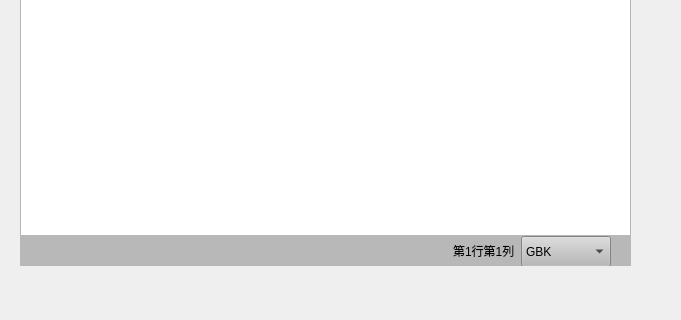
Old version of the form widget.ui in the repository 6yimin/noteBook; both pictures show x 0 to 681 and y 215 to 535 of the 681 by 535 pixel window.
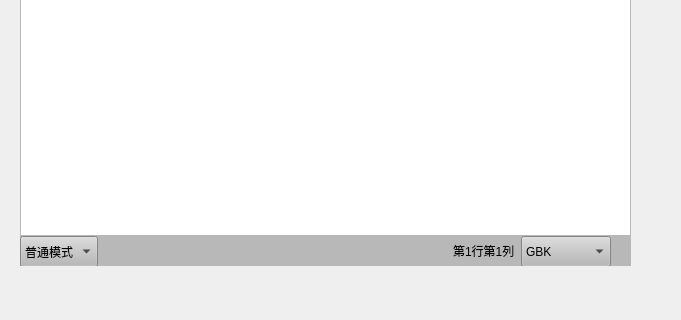
New version of the form. Icons and pictures are not drawn.

Commit message: 更新了目录按钮,主题菜单栏和主题comboBox,还有什么忘记了...

```diff
--- a/widget.ui
+++ b/widget.ui
@@ -258,6 +258,37 @@
         </rect>
        </property>
        <layout class="QHBoxLayout" name="horizontalLayout_2">
+        <item>
+         <widget class="QComboBox" name="theme_comboBox">
+          <property name="sizePolicy">
+           <sizepolicy hsizetype="Preferred" vsizetype="MinimumExpanding">
+            <horstretch>0</horstretch>
+            <verstretch>0</verstretch>
+           </sizepolicy>
+          </property>
+          <property name="minimumSize">
+           <size>
+            <width>0</width>
+            <height>0</height>
+           </size>
+          </property>
+          <item>
+           <property name="text">
+            <string>普通模式</string>
+           </property>
+          </item>
+          <item>
+           <property name="text">
+            <string>深色模式</string>
+           </property>
+          </item>
+          <item>
+           <property name="text">
+            <string>护眼模式</string>
+           </property>
+          </item>
+         </widget>
+        </item>
         <item>
          <spacer name="horizontalSpacer_2">
           <property name="orientation">
@@ -268,7 +299,7 @@
           </property>
           <property name="sizeHint" stdset="0">
            <size>
-            <width>40</width>
+            <width>30</width>
             <height>20</height>
            </size>
           </property>
```
Left out of the diff: 4 changed lines with no effect on the pictures. The commit also changes 2 other files.
